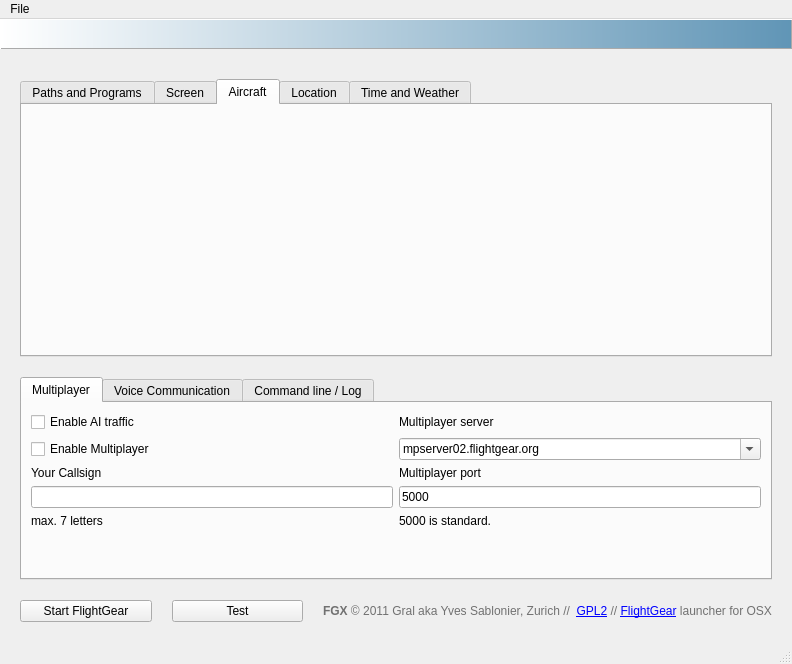
fgx/fgx, file src/fgx.ui: the form before one commit.
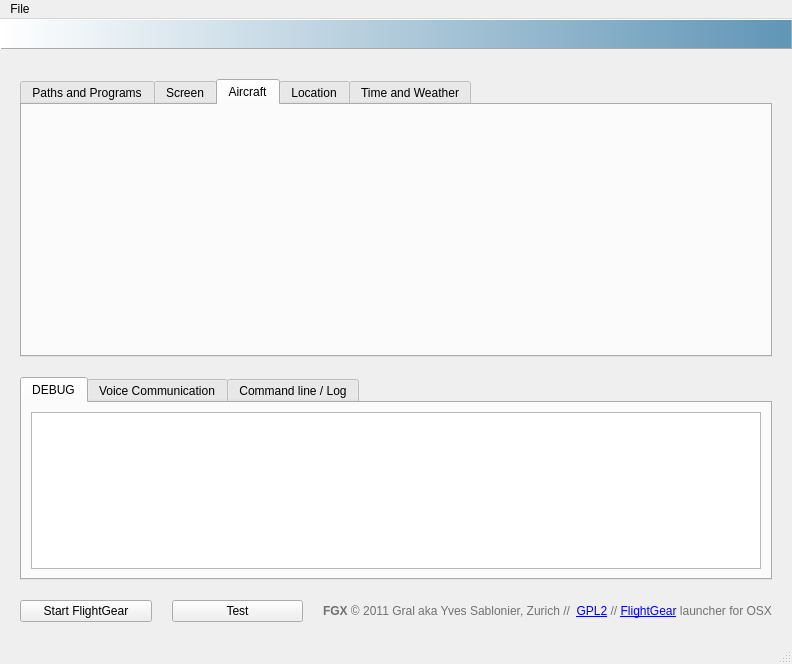
The form after the commit. The open tabs and pages were chosen to show the change. Icons and pictures are not drawn.

Commit message: Exised olde multiplayer and aircraft - hope Gral likes it

What changed in the file:
```diff
--- a/src/fgx.ui
+++ b/src/fgx.ui
@@ -682,160 +682,11 @@
         </property>
         <widget class="QWidget" name="bottomtab">
          <attribute name="title">
-          <string>Multiplayer</string>
+          <string>DEBUG</string>
          </attribute>
          <layout class="QGridLayout" name="gridLayout_2">
-          <item row="0" column="0">
-           <widget class="QCheckBox" name="XenableAITraffic">
-            <property name="text">
-             <string>Enable AI traffic</string>
-            </property>
-           </widget>
-          </item>
-          <item row="0" column="1">
-           <widget class="QLabel" name="label_Multiplayerserver">
-            <property name="text">
-             <string>Multiplayer server</string>
-            </property>
-           </widget>
-          </item>
-          <item row="1" column="0">
-           <widget class="QCheckBox" name="XenableMultiplayer">
-            <property name="text">
-             <string>Enable Multiplayer</string>
-            </property>
-           </widget>
-          </item>
           <item row="1" column="1">
-           <widget class="QComboBox" name="XpathMultiplayerOut">
-            <property name="editable">
-             <bool>true</bool>
-            </property>
-            <item>
-             <property name="text">
-              <string>mpserver02.flightgear.org</string>
-             </property>
-            </item>
-            <item>
-             <property name="text">
-              <string>mpserver03.flightgear.org</string>
-             </property>
-            </item>
-            <item>
-             <property name="text">
-              <string>mpserver04.flightgear.org</string>
-             </property>
-            </item>
-            <item>
-             <property name="text">
-              <string>mpserver05.flightgear.org</string>
-             </property>
-            </item>
-            <item>
-             <property name="text">
-              <string>mpserver06.flightgear.org</string>
-             </property>
-            </item>
-            <item>
-             <property name="text">
-              <string>mpserver07.flightgear.org</string>
-             </property>
-            </item>
-            <item>
-             <property name="text">
-              <string>mpserver08.flightgear.org</string>
-             </property>
-            </item>
-            <item>
-             <property name="text">
-              <string>mpserver09.flightgear.org</string>
-             </property>
-            </item>
-            <item>
-             <property name="text">
-              <string>mpserver10.flightgear.org</string>
-             </property>
-            </item>
-            <item>
-             <property name="text">
-              <string>mpserver11.flightgear.org</string>
-             </property>
-            </item>
-            <item>
-             <property name="text">
-              <string>mpserver12.flightgear.org</string>
-             </property>
-            </item>
-            <item>
-             <property name="text">
-              <string>mpserver13.flightgear.org</string>
-             </property>
-            </item>
-           </widget>
-          </item>
-          <item row="2" column="0">
-           <widget class="QLabel" name="label_Multiplayerserver_2">
-            <property name="text">
-             <string>Your Callsign</string>
-            </property>
-           </widget>
-          </item>
-          <item row="2" column="1">
-           <widget class="QLabel" name="label_Multiplayerserver_3">
-            <property name="text">
-             <string>Multiplayer port</string>
-            </property>
-           </widget>
-          </item>
-          <item row="3" column="0">
-           <widget class="QLineEdit" name="callSign">
-            <property name="text">
-             <string/>
-            </property>
-            <property name="maxLength">
-             <number>7</number>
-            </property>
-            <property name="readOnly">
-             <bool>false</bool>
-            </property>
-           </widget>
-          </item>
-          <item row="3" column="1">
-           <widget class="QLineEdit" name="XmultiplayerPort">
-            <property name="text">
-             <string>5000</string>
-            </property>
-            <property name="readOnly">
-             <bool>false</bool>
-            </property>
-           </widget>
-          </item>
-          <item row="4" column="0">
-           <widget class="QLabel" name="label_5">
-            <property name="text">
-             <string>max. 7 letters</string>
-            </property>
-           </widget>
-          </item>
-          <item row="4" column="1">
-           <widget class="QLabel" name="label_6">
-            <property name="text">
-             <string>5000 is standard.</string>
-            </property>
-           </widget>
-          </item>
-          <item row="5" column="0">
-           <spacer name="verticalSpacer_4">
-            <property name="orientation">
-             <enum>Qt::Vertical</enum>
-            </property>
-            <property name="sizeHint" stdset="0">
-             <size>
-              <width>20</width>
-              <height>40</height>
-             </size>
-            </property>
-           </spacer>
+           <widget class="QPlainTextEdit" name="plainTextEdit"/>
           </item>
          </layout>
         </widget>
```
Left out of the diff: 72 changed lines with no effect on the pictures. The commit also changes 1 other file.
